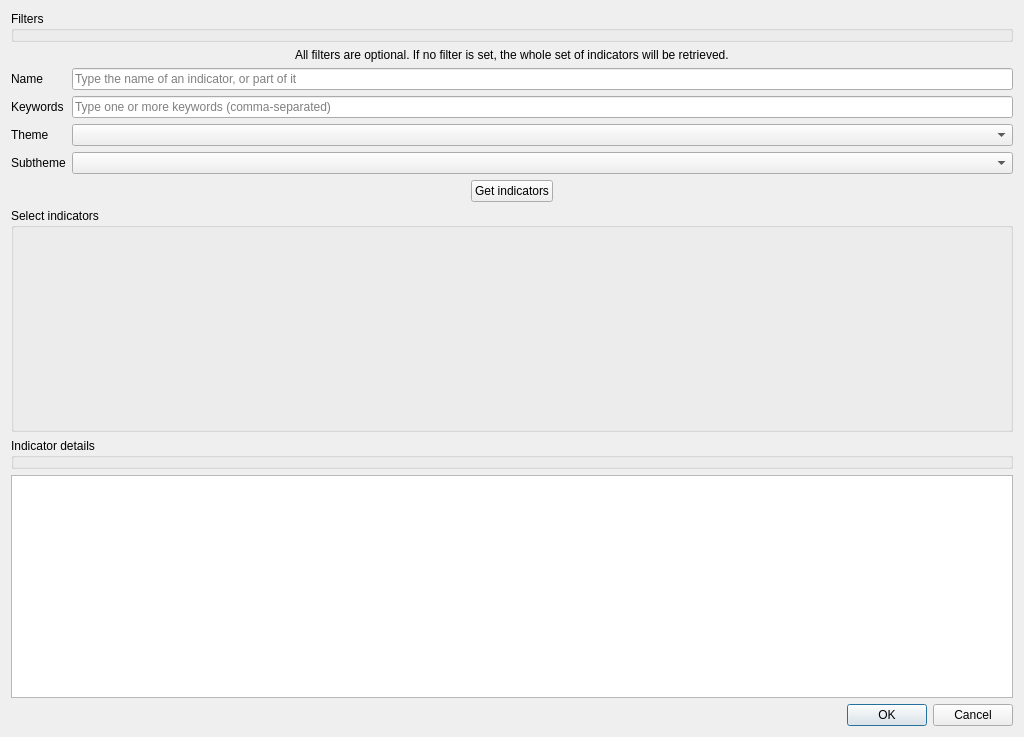
The window that svir/ui/ui_select_sv_variables.ui (gem/oq-irmt-qgis) describes before a commit, drawn with Qt 5.
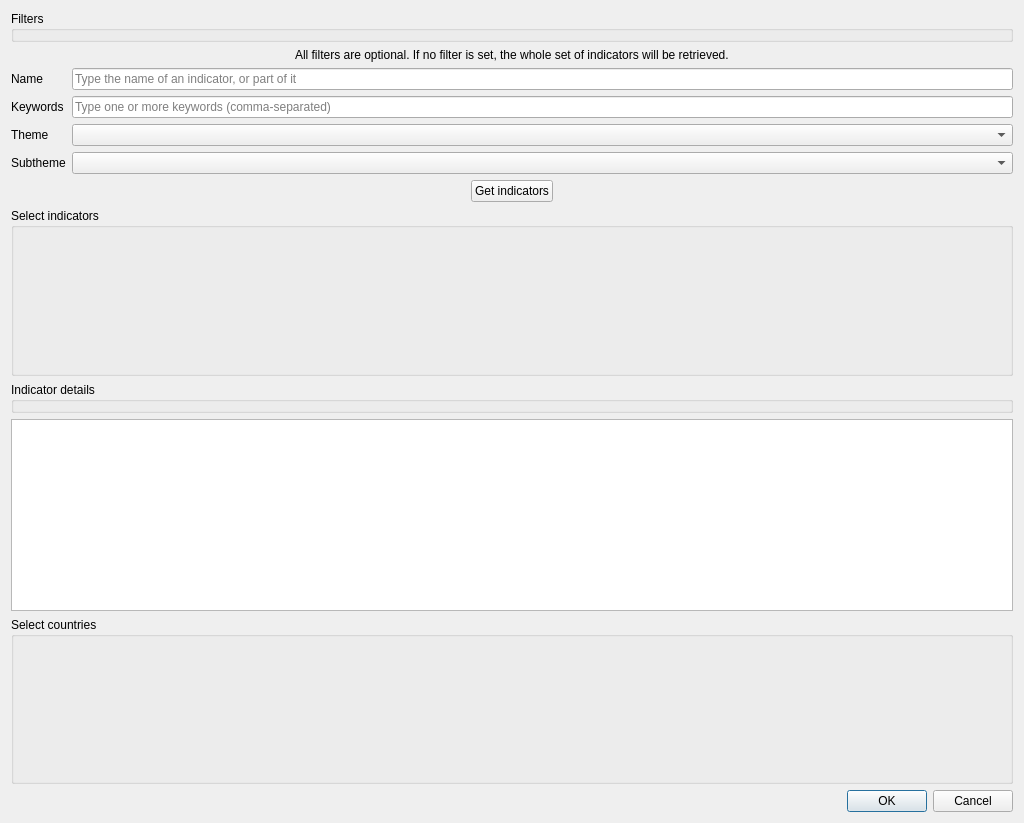
The same window after the commit. Custom widgets are drawn as their Qt base class.

Commit message: Filter also by country when importing data from platform

The edit to the form file:
```diff
--- a/svir/ui/ui_select_sv_variables.ui
+++ b/svir/ui/ui_select_sv_variables.ui
@@ -7,7 +7,7 @@
     <x>0</x>
     <y>0</y>
     <width>1024</width>
-    <height>737</height>
+    <height>823</height>
    </rect>
   </property>
   <property name="windowTitle">
@@ -38,7 +38,7 @@
      </property>
     </widget>
    </item>
-   <item row="7" column="0">
+   <item row="9" column="0">
     <widget class="QDialogButtonBox" name="buttonBox">
      <property name="orientation">
       <enum>Qt::Horizontal</enum>
@@ -126,6 +126,19 @@
      </property>
     </widget>
    </item>
+   <item row="8" column="0">
+    <widget class="ListMultiSelectWidget" name="country_select">
+     <property name="sizePolicy">
+      <sizepolicy hsizetype="Preferred" vsizetype="MinimumExpanding">
+       <horstretch>0</horstretch>
+       <verstretch>0</verstretch>
+      </sizepolicy>
+     </property>
+     <property name="title">
+      <string>Select countries</string>
+     </property>
+    </widget>
+   </item>
   </layout>
  </widget>
  <customwidgets>
```
The commit also changes 4 other files.
